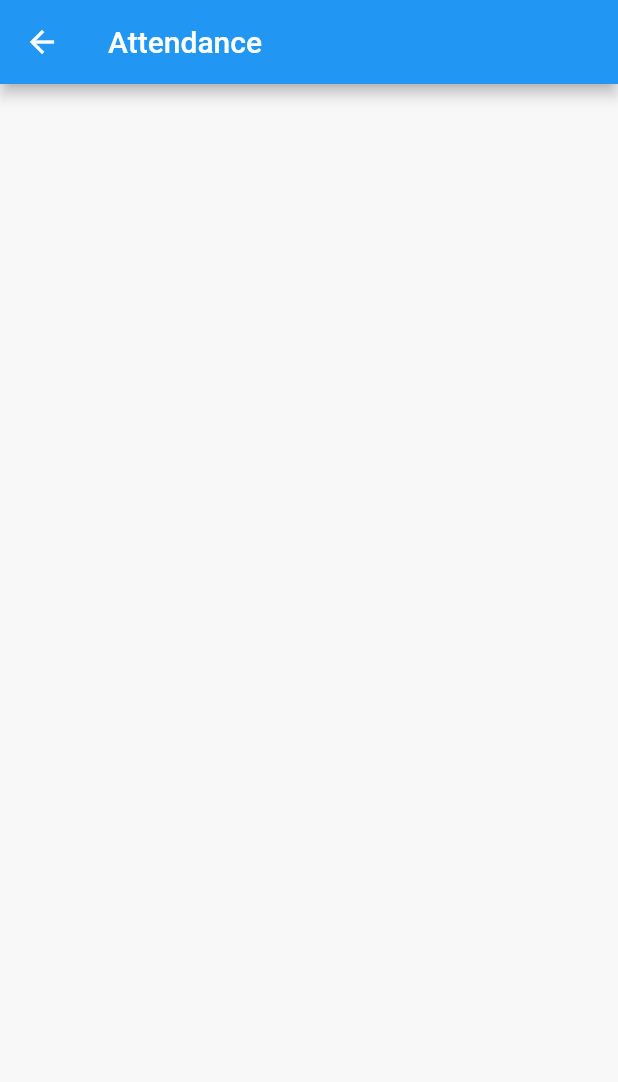
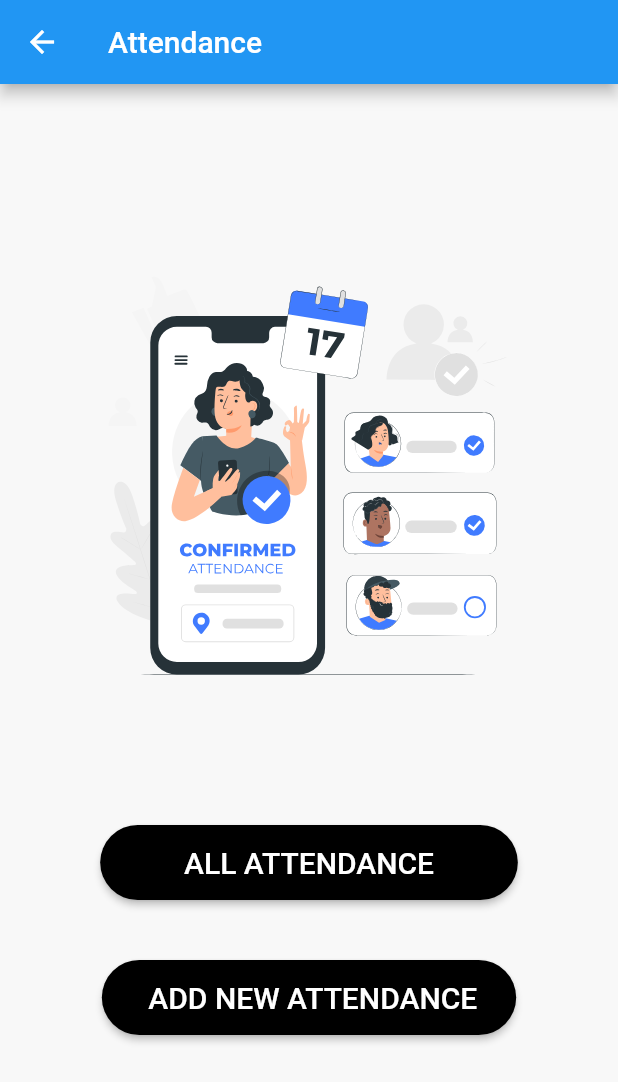
Before and after one commit to hasira09/auto_mob_v1, a Flutter app: the HomePage screen opened directly, after a tap on "Attendace", on a phone screen of 412 x 824 dp. Shown: the top 1082 px of the screen. Run offline on Flutter 3.47's test engine with Material 2 defaults, Android fonts, the phone set to English and light mode, and no system bars; our stand-ins replace cloud_firestore, firebase_auth, firebase_core, flutter_svg, google_sign_in, loading_overlay; accounts and stored records are empty.

Commit message:
Attendance Marking
In this feature students can mark there attendance individually. After that, everyone can see all marked attendance.

```diff
--- a/lib/Main Pages/Attendance.dart
+++ /dev/null
@@ -1,12 +0,0 @@
-import 'package:flutter/material.dart';
-
-class AttendancePage extends StatelessWidget {
-  const AttendancePage({Key? key}) : super(key: key);
-
-  @override
-  Widget build(BuildContext context) {
-    return Scaffold(
-      appBar: AppBar(title: Text("Attendance"),),
-    );
-  }
-}
--- /dev/null
+++ b/lib/Main Pages/Attendance/main_attendance_page.dart
@@ -0,0 +1,88 @@
+import 'package:firebase_core/firebase_core.dart';
+import 'package:flutter/foundation.dart';
+import 'package:flutter_svg/svg.dart';
+import 'add.dart';
+import 'mainpage.dart';
+import 'package:flutter/material.dart';
+
+class Home extends StatefulWidget {
+  @override
+  State<Home> createState() => _HomeState();
+}
+
+class _HomeState extends State<Home> {
+  @override
+  Widget build(BuildContext context) {
+    var h = MediaQuery.of(context).size.height;
+    var w = MediaQuery.of(context).size.width;
+    return Scaffold(
+      appBar: AppBar(
+        title: Text('Attendance'),
+      ),
+      body: Column(
+        mainAxisAlignment: MainAxisAlignment.center,
+        children: [
+          SvgPicture.asset(
+            "assets/icons/Attendance.svg",
+            width: 300,
+          ),
+          SizedBox(height: 60.0,),
+          Center(
+            child: Container(
+              margin: EdgeInsets.all(20),
+              height: 50,
+              // width: w,
+              child: MaterialButton(
+                color: Color.fromARGB(255, 0, 0, 0),
+                shape: RoundedRectangleBorder(
+                    borderRadius: BorderRadius.circular(25)),
+                onPressed: () {
+                  Navigator.push(
+                    context,
+                    MaterialPageRoute(
+                      builder: (context) => mainpage(),
+                    ),
+                  );
+                },
+                child: Text(
+                  '        ALL ATTENDANCE        ',
+                  style: TextStyle(
+                    color: Colors.white,
+                    fontSize: 20,
+                  ),
+                ),
+              ),
+            ),
+          ),
+          Center(
+            child: Container(
+              margin: EdgeInsets.all(20),
+              height: 50,
+              // width: w,
+              child: MaterialButton(
+                color: Color.fromARGB(255, 0, 0, 0),
+                shape: RoundedRectangleBorder(
+                    borderRadius: BorderRadius.circular(25)),
+                onPressed: () {
+                  Navigator.push(
+                    context,
+                    MaterialPageRoute(
+                      builder: (context) => add(),
+                    ),
+                  );
+                },
+                child: Text(
+                  '   ADD NEW ATTENDANCE  '  ,
+                  style: TextStyle(
+                    color: Colors.white,
+                    fontSize: 20,
+                  ),
+                ),
+              ),
+            ),
+          ),
+        ],
+      ),
+    );
+  }
+}
--- /dev/null
+++ b/lib/Main Pages/Settings Page/Attendance/Attendance.dart
@@ -0,0 +1 @@
+// TODO Implement this library.
--- a/lib/front_end/home_page.dart
+++ b/lib/front_end/home_page.dart
@@ -5,12 +5,15 @@ import 'package:flutter/material.dart';
 import 'package:flutter/cupertino.dart';
 import 'package:flutter_svg/svg.dart';
 
-import '../Main Pages/Attendance.dart';
+import '../Main Pages/Attendance/mainpage.dart';
+import '../Main Pages/Attendance/main_attendance_page.dart';
+import '../Main Pages/Settings Page/Attendance/Attendance.dart';
 import '../Main Pages/Emergency.dart';
 import '../Main Pages/Location.dart';
 import '../Main Pages/Payment.dart';
 import '../Main Pages/Settings Page/Settings.dart';
 import '../Main Pages/View Profile.dart';
+import '../Main Pages/Attendance/add.dart';
 
 class HomePage extends StatefulWidget {
   const HomePage({Key? key}) : super(key: key);
@@ -102,7 +105,7 @@ class _HomePageState extends State<HomePage> {
                             Navigator.push(
                                 context,
                                 MaterialPageRoute(
-                                    builder: (context) => AttendancePage()));
+                                    builder: (context) => Home()));
                           },
                           child: Container(
                             decoration: BoxDecoration(
--- a/pubspec.yaml
+++ b/pubspec.yaml
@@ -35,6 +35,9 @@ dependencies:
   firebase_core:
   loading_overlay: ^0.2.1
   google_sign_in: ^5.4.3
+  cloud_firestore: ^4.3.1
+  pdf: ^3.8.4
+  printing: ^5.9.3
 
 
   # The following adds the Cupertino Icons font to your application.
@@ -78,6 +81,7 @@ flutter:
   - assets/images/
   - assets/icons/
   - assets/icons/Home.svg
+  - assets/Check.png
   #   - images/a_dot_ham.jpeg
 
   # An image asset can refer to one or more resolution-specific "variants", see
```
Also changed, not shown: lib/Main Pages/Attendance/add.dart (added, +110 -0 lines), lib/Main Pages/Attendance/mainpage.dart (added, +100 -0 lines), assets/Check.png (added), flutter_01.png (added), flutter_02.png (added), pubspec.lock, 8 other files.
